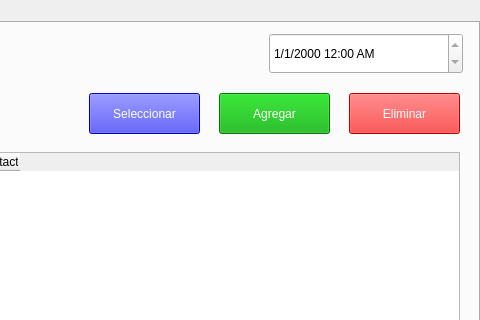
This is src/centro_garantia_vehiculos/centrogarantiavehiculo.ui in gabrielmj23/taller-mecanico-so as Qt 5 draws it before an edit; both pictures show x 503 to 983 and y 0 to 320 of the 983 by 738 pixel window. The edited form follows.
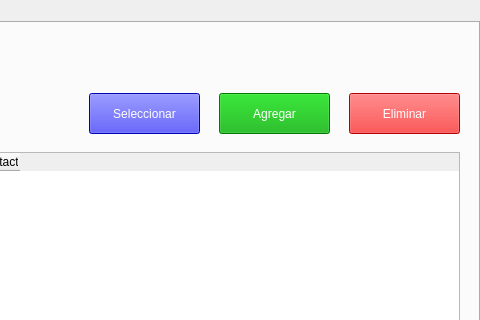
This is the edited form. The open tabs and pages were chosen to show the change.

```diff
--- a/src/centro_garantia_vehiculos/centrogarantiavehiculo.ui
+++ b/src/centro_garantia_vehiculos/centrogarantiavehiculo.ui
@@ -184,22 +184,6 @@
          <string>Agregar</string>
         </property>
        </widget>
-       <widget class="QDateTimeEdit" name="dateTimeEdit_3">
-        <property name="geometry">
-         <rect>
-          <x>770</x>
-          <y>10</y>
-          <width>194</width>
-          <height>41</height>
-         </rect>
-        </property>
-        <property name="readOnly">
-         <bool>true</bool>
-        </property>
-        <property name="displayFormat">
-         <string>d/M/yyyy h:mm AP</string>
-        </property>
-       </widget>
       </widget>
       <widget class="QWidget" name="page_2">
        <widget class="QPushButton" name="pushButton_3">
```
Left out of the diff: 50 changed lines with no effect on the pictures.
